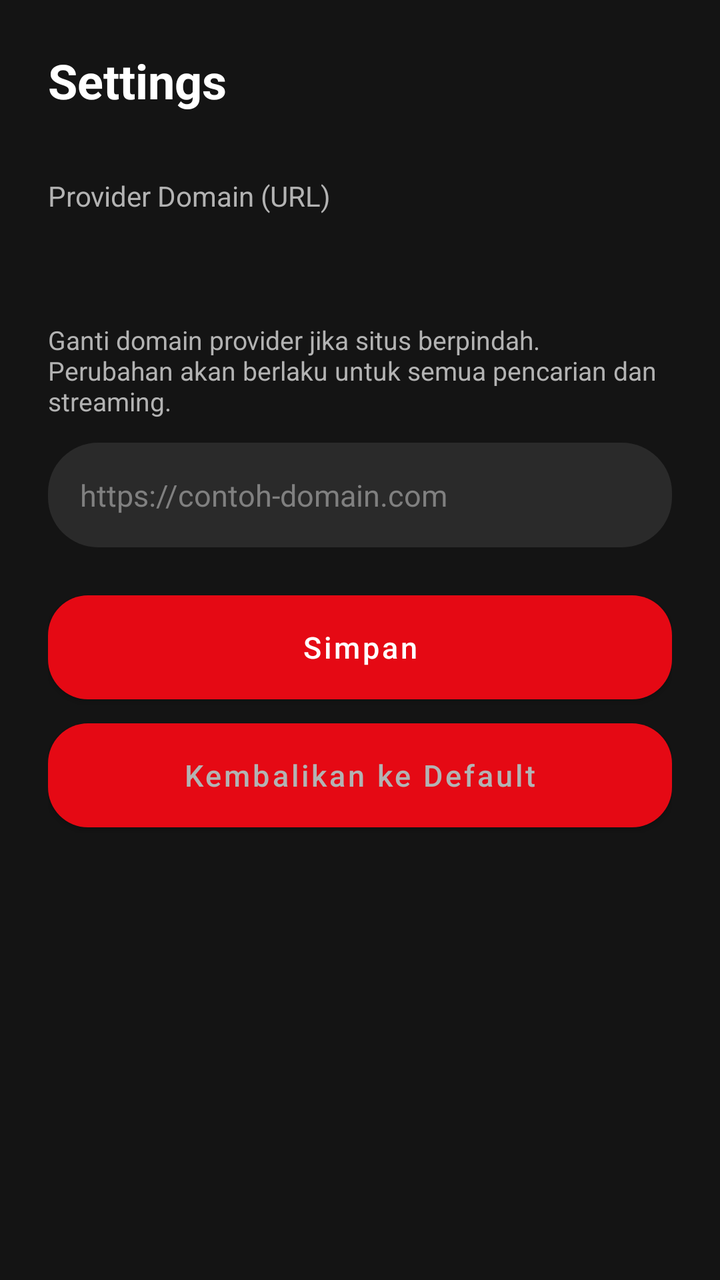
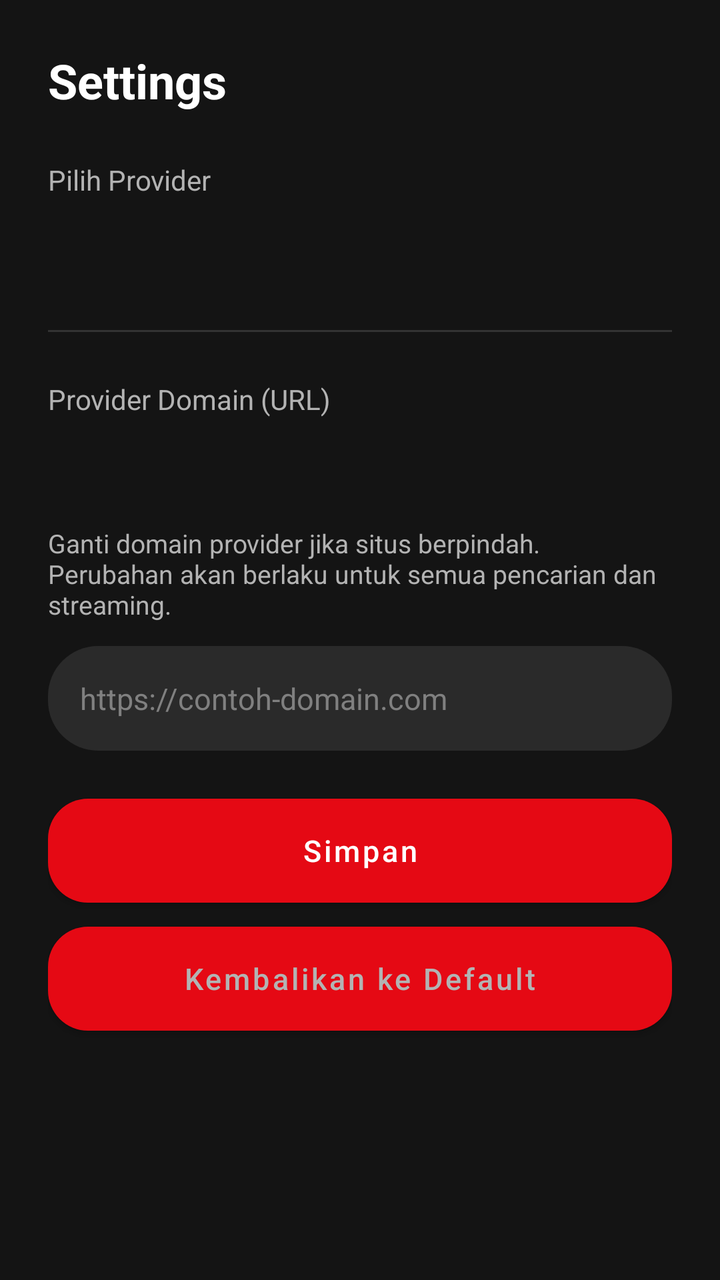

Compare the two renders of this Android layout. The source of the first and the diff that turns it into the second are given below.
<!-- AndroidManifest.xml: application theme Theme.WeebFlix -->
<!-- res/layout/fragment_settings.xml -->
<?xml version="1.0" encoding="utf-8"?>
<ScrollView xmlns:android="http://schemas.android.com/apk/res/android"
    android:layout_width="match_parent"
    android:layout_height="match_parent"
    android:background="@color/netflix_black"
    android:fillViewport="true">

    <LinearLayout
        android:layout_width="match_parent"
        android:layout_height="wrap_content"
        android:orientation="vertical"
        android:padding="24dp">

        <TextView
            android:layout_width="wrap_content"
            android:layout_height="wrap_content"
            android:text="@string/settings"
            android:textColor="@color/netflix_text_primary"
            android:textSize="24sp"
            android:textStyle="bold"
            android:layout_marginBottom="32dp" />

        <TextView
            android:layout_width="wrap_content"
            android:layout_height="wrap_content"
            android:text="@string/provider_domain"
            android:textColor="@color/netflix_text_secondary"
            android:textSize="14sp"
            android:layout_marginBottom="8dp" />

        <TextView
            android:id="@+id/tvCurrentUrl"
            android:layout_width="match_parent"
            android:layout_height="wrap_content"
            android:textColor="@color/netflix_red"
            android:textSize="16sp"
            android:textStyle="bold"
            android:layout_marginBottom="24dp" />

        <TextView
            android:layout_width="wrap_content"
            android:layout_height="wrap_content"
            android:text="@string/change_domain_hint"
            android:textColor="@color/netflix_text_secondary"
            android:textSize="13sp"
            android:layout_marginBottom="12dp" />

        <EditText
            android:id="@+id/etBaseUrl"
            android:layout_width="match_parent"
            android:layout_height="wrap_content"
            android:background="@drawable/bg_search"
            android:textColor="@color/netflix_text_primary"
            android:textColorHint="@color/netflix_text_hint"
            android:hint="@string/enter_new_domain"
            android:inputType="textUri"
            android:padding="16dp"
            android:textSize="15sp"
            android:singleLine="true"
            android:layout_marginBottom="24dp" />

        <Button
            android:id="@+id/btnSave"
            android:layout_width="match_parent"
            android:layout_height="52dp"
            android:background="@drawable/bg_chip_active"
            android:text="@string/save"
            android:textColor="@color/netflix_text_primary"
            android:textSize="15sp"
            android:textAllCaps="false"
            android:layout_marginBottom="12dp" />

        <Button
            android:id="@+id/btnReset"
            android:layout_width="match_parent"
            android:layout_height="52dp"
            android:background="@drawable/bg_chip"
            android:text="@string/reset_default"
            android:textColor="@color/netflix_text_secondary"
            android:textSize="15sp"
            android:textAllCaps="false" />

    </LinearLayout>
</ScrollView>
<!-- resources referenced by this layout -->
<resources>
  <color name="netflix_black">#141414</color>
  <color name="netflix_red">#FFE50914</color>
  <color name="netflix_text_hint">#808080</color>
  <color name="netflix_text_primary">#FFFFFF</color>
  <color name="netflix_text_secondary">#B3B3B3</color>
  <!-- drawable bg_chip (drawable) -->
  <?xml version="1.0" encoding="utf-8"?>
  <shape xmlns:android="http://schemas.android.com/apk/res/android"
      android:shape="rectangle">
      <solid android:color="@color/chip_bg" />
      <corners android:radius="20dp" />
  </shape>
  <!-- drawable bg_chip_active (drawable) -->
  <?xml version="1.0" encoding="utf-8"?>
  <shape xmlns:android="http://schemas.android.com/apk/res/android"
      android:shape="rectangle">
      <solid android:color="@color/chip_active" />
      <corners android:radius="20dp" />
  </shape>
  <!-- drawable bg_search (drawable) -->
  <?xml version="1.0" encoding="utf-8"?>
  <shape xmlns:android="http://schemas.android.com/apk/res/android"
      android:shape="rectangle">
      <solid android:color="@color/search_bg" />
      <corners android:radius="25dp" />
  </shape>
  <string name="change_domain_hint">Ganti domain provider jika situs berpindah. Perubahan akan berlaku untuk semua pencarian dan streaming.</string>
  <string name="enter_new_domain">https://contoh-domain.com</string>
  <string name="provider_domain">Provider Domain (URL)</string>
  <string name="reset_default">Kembalikan ke Default</string>
  <string name="save">Simpan</string>
  <string name="settings">Settings</string>
  <style name="Theme.WeebFlix" parent="Theme.MaterialComponents.DayNight.NoActionBar">
          <item name="colorPrimary">@color/netflix_red</item>
          <item name="colorPrimaryVariant">@color/netflix_red_dark</item>
          <item name="colorOnPrimary">@color/white</item>
          <item name="colorSecondary">@color/netflix_red</item>
          <item name="colorSecondaryVariant">@color/netflix_red_dark</item>
          <item name="colorOnSecondary">@color/white</item>
          <item name="android:statusBarColor">@color/netflix_black</item>
          <item name="android:navigationBarColor">@color/netflix_black</item>
          <item name="android:windowBackground">@color/netflix_black</item>
          <item name="android:windowNoTitle">true</item>
          <item name="android:windowFullscreen">false</item>
          <item name="windowActionBar">false</item>
      </style>
  <color name="chip_bg">#333333</color>
  <color name="chip_active">#E50914</color>
  <color name="search_bg">#2A2A2A</color>
  <color name="netflix_red_dark">#B20710</color>
  <color name="white">#FFFFFF</color>
</resources>

<!-- the commit's change to res/layout/fragment_settings.xml (unified diff, before → after) -->
@@ -1,5 +1,6 @@
 <?xml version="1.0" encoding="utf-8"?>
 <ScrollView xmlns:android="http://schemas.android.com/apk/res/android"
+    xmlns:app="http://schemas.android.com/apk/res-auto"
     android:layout_width="match_parent"
     android:layout_height="match_parent"
     android:background="@color/netflix_black"
@@ -18,7 +19,39 @@
             android:textColor="@color/netflix_text_primary"
             android:textSize="24sp"
             android:textStyle="bold"
-            android:layout_marginBottom="32dp" />
+            android:layout_marginBottom="24dp" />
+
+        <TextView
+            android:layout_width="wrap_content"
+            android:layout_height="wrap_content"
+            android:text="Pilih Provider"
+            android:textColor="@color/netflix_text_secondary"
+            android:textSize="14sp"
+            android:layout_marginBottom="8dp" />
+
+        <TextView
+            android:id="@+id/tvCurrentProvider"
+            android:layout_width="match_parent"
+            android:layout_height="wrap_content"
+            android:textColor="@color/netflix_red"
+            android:textSize="16sp"
+            android:textStyle="bold"
+            android:layout_marginBottom="12dp" />
+
+        <com.google.android.material.chip.ChipGroup
+            android:id="@+id/chipGroupProviders"
+            android:layout_width="match_parent"
+            android:layout_height="wrap_content"
+            app:singleSelection="true"
+            app:selectionRequired="true"
+            app:chipSpacingHorizontal="8dp"
+            android:layout_marginBottom="24dp" />
+
+        <View
+            android:layout_width="match_parent"
+            android:layout_height="1dp"
+            android:background="@color/netflix_divider"
+            android:layout_marginBottom="24dp" />
 
         <TextView
             android:layout_width="wrap_content"
<!-- resource entries referenced after the edit -->
@@ -1,6 +1,7 @@
 <!-- resources referenced by this layout -->
 <resources>
   <color name="netflix_black">#141414</color>
+  <color name="netflix_divider">#333333</color>
   <color name="netflix_red">#FFE50914</color>
   <color name="netflix_text_hint">#808080</color>
   <color name="netflix_text_primary">#FFFFFF</color>
